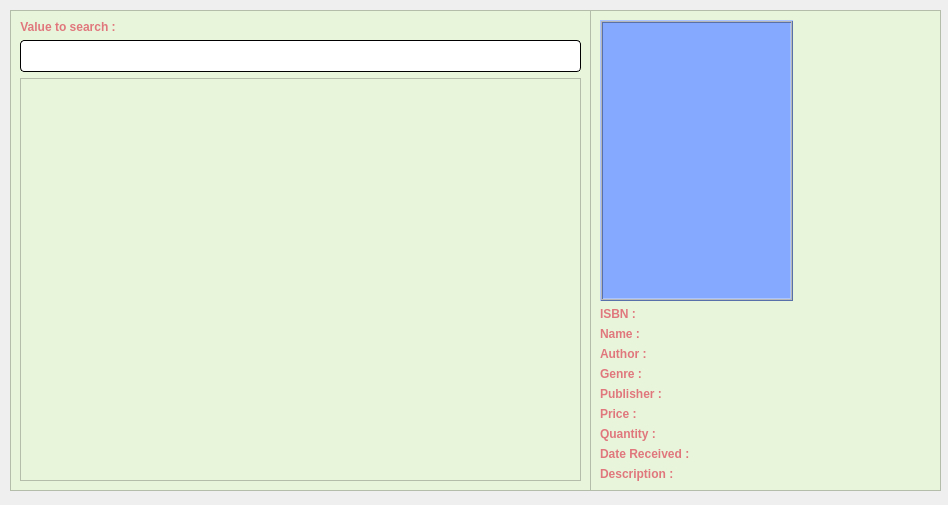
The window that bookList.ui (salmajaghoua23/Library) describes before a commit, drawn with Qt 5.
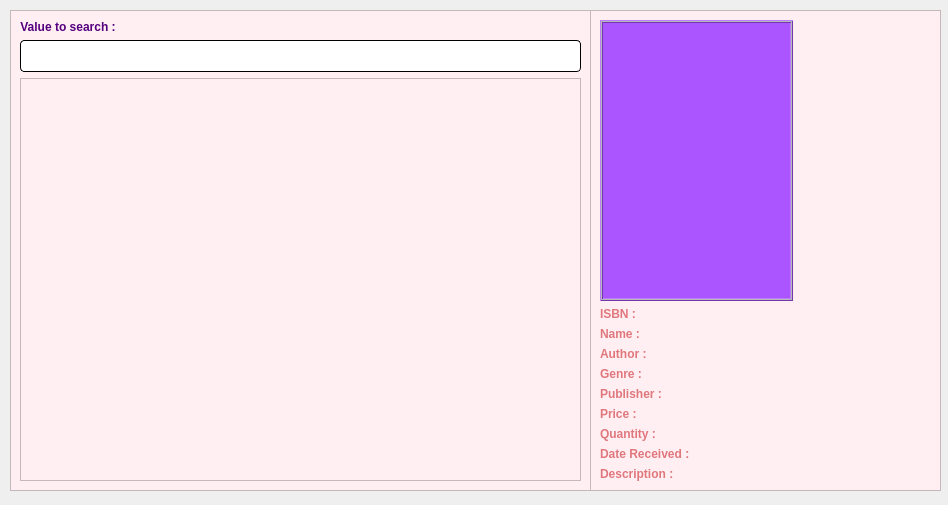
The same window after the commit.

What changed in the file:
```diff
--- a/bookList.ui
+++ b/bookList.ui
@@ -23,7 +23,7 @@
     </rect>
    </property>
    <property name="styleSheet">
-    <string notr="true">background-color:#e9f5db</string>
+    <string notr="true">background-color:rgb(255, 239, 242)</string>
    </property>
    <property name="frameShape">
     <enum>QFrame::StyledPanel</enum>
@@ -45,7 +45,7 @@
 color: #e0777d;</string>
       </property>
       <property name="text">
-       <string>&lt;html&gt;&lt;head/&gt;&lt;body&gt;&lt;p align=&quot;center&quot;&gt;&lt;span style=&quot; font-weight:700;&quot;&gt;Value to search :&lt;/span&gt;&lt;/p&gt;&lt;/body&gt;&lt;/html&gt;</string>
+       <string>&lt;html&gt;&lt;head/&gt;&lt;body&gt;&lt;p align=&quot;center&quot;&gt;&lt;span style=&quot; font-weight:700; color:#55007f;&quot;&gt;Value to search :&lt;/span&gt;&lt;/p&gt;&lt;/body&gt;&lt;/html&gt;</string>
       </property>
      </widget>
     </item>
@@ -100,7 +100,7 @@
     </rect>
    </property>
    <property name="styleSheet">
-    <string notr="true">background-color:#e9f5db</string>
+    <string notr="true">background-color:rgb(255, 239, 242)</string>
    </property>
    <property name="frameShape">
     <enum>QFrame::StyledPanel</enum>
@@ -117,7 +117,7 @@
          <enum>Qt::StrongFocus</enum>
         </property>
         <property name="styleSheet">
-         <string notr="true">background-color: #84A9FF;
+         <string notr="true">background-color: rgb(170, 85, 255);
 border-color: rgb(0, 0, 0);</string>
         </property>
         <property name="frameShape">
```
Left out of the diff: 20 changed lines with no effect on the pictures.
